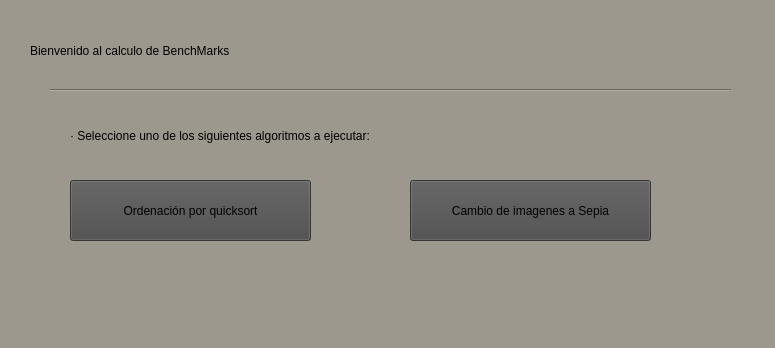
apereg/Practica3ArCo, file Practica3ArCoV2/mainwindow.ui: the form before one commit.
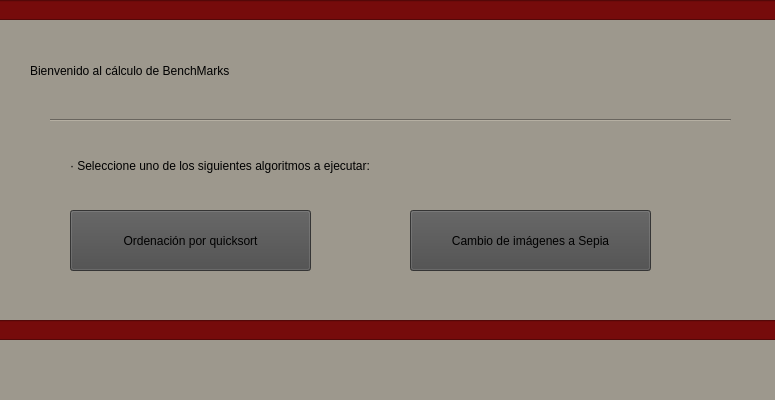
The form after the commit.

Commit message: Cambios gráficos

Diff of the .ui file:
```diff
--- a/Practica3ArCoV2/mainwindow.ui
+++ b/Practica3ArCoV2/mainwindow.ui
@@ -7,7 +7,7 @@
     <x>0</x>
     <y>0</y>
     <width>775</width>
-    <height>348</height>
+    <height>400</height>
    </rect>
   </property>
   <property name="windowTitle">
@@ -22,7 +22,7 @@
     <property name="geometry">
      <rect>
       <x>410</x>
-      <y>180</y>
+      <y>210</y>
       <width>241</width>
       <height>61</height>
      </rect>
@@ -32,14 +32,14 @@
 background-color: rgb(74, 74, 74);</string>
     </property>
     <property name="text">
-     <string>Cambio de imagenes a Sepia</string>
+     <string>Cambio de imágenes a Sepia</string>
     </property>
    </widget>
    <widget class="QPushButton" name="Algoritmo1_2">
     <property name="geometry">
      <rect>
       <x>70</x>
-      <y>180</y>
+      <y>210</y>
       <width>241</width>
       <height>61</height>
      </rect>
@@ -56,7 +56,7 @@
     <property name="geometry">
      <rect>
       <x>30</x>
-      <y>20</y>
+      <y>40</y>
       <width>721</width>
       <height>61</height>
      </rect>
@@ -66,14 +66,14 @@
 border-bottom-color: rgb(113, 113, 113);</string>
     </property>
     <property name="text">
-     <string>Bienvenido al calculo de BenchMarks</string>
+     <string>Bienvenido al cálculo de BenchMarks</string>
     </property>
    </widget>
    <widget class="Line" name="line">
     <property name="geometry">
      <rect>
       <x>50</x>
-      <y>80</y>
+      <y>110</y>
       <width>681</width>
       <height>20</height>
      </rect>
@@ -89,7 +89,7 @@
     <property name="geometry">
      <rect>
       <x>70</x>
-      <y>120</y>
+      <y>150</y>
       <width>531</width>
       <height>31</height>
      </rect>
@@ -101,6 +101,32 @@
      <string>· Seleccione uno de los siguientes algoritmos a ejecutar:</string>
     </property>
    </widget>
+   <widget class="QLineEdit" name="lineEdit">
+    <property name="geometry">
+     <rect>
+      <x>-30</x>
+      <y>320</y>
+      <width>831</width>
+      <height>20</height>
+     </rect>
+    </property>
+    <property name="styleSheet">
+     <string notr="true">background-color: rgb(118, 11, 11);</string>
+    </property>
+   </widget>
+   <widget class="QLineEdit" name="lineEdit_2">
+    <property name="geometry">
+     <rect>
+      <x>-30</x>
+      <y>0</y>
+      <width>841</width>
+      <height>20</height>
+     </rect>
+    </property>
+    <property name="styleSheet">
+     <string notr="true">background-color: rgb(118, 11, 11);</string>
+    </property>
+   </widget>
   </widget>
   <widget class="QMenuBar" name="menubar">
    <property name="geometry">
```
The commit also changes 3 other files.
